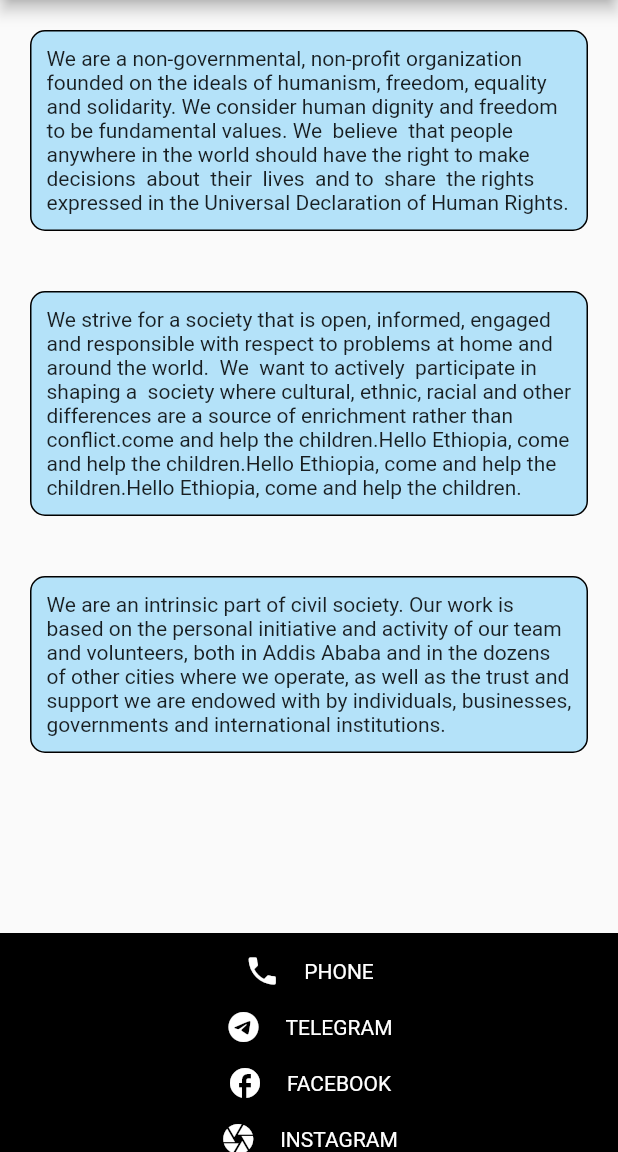
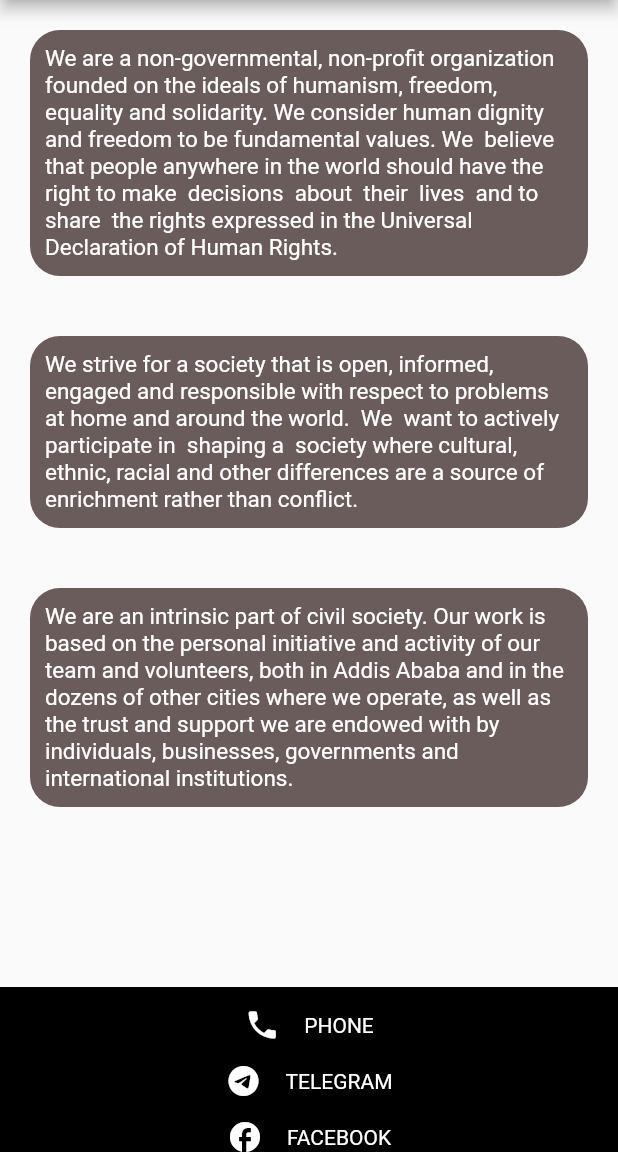
Before and after one commit to TesfayeAdugna/Erdata-App, a Flutter app: the About screen opened directly, on a phone screen of 412 x 824 dp, the part 84-1236 px from its top. Run offline on Flutter 3.47's test engine with Material 2 defaults, Android fonts, the light colour scheme and no system bars; our stand-ins replace dio, dropdown_button2, equatable, flutter_bloc, flutter_secure_storage, go_router; missing offline and left inert: dart:html; accounts and stored records are empty; network calls fail.

Commit message:
updating UI

```diff
--- a/frontend/lib/erdata/screens/about.dart
+++ b/frontend/lib/erdata/screens/about.dart
@@ -24,34 +24,48 @@ class About extends StatelessWidget {
                       margin: EdgeInsets.all(20),
                       padding: EdgeInsets.all(10),
                       decoration: BoxDecoration(
-                        border: Border.all(),
-                        borderRadius: BorderRadius.all(Radius.circular(10)),
-                        color: Color.fromARGB(255, 180, 226, 249),
+                          borderRadius: BorderRadius.all(Radius.circular(20)),
+                          color:
+                              Color.fromARGB(255, 71, 52, 52).withOpacity(0.8)),
+                      child: Text(
+                        "We are a non-governmental, non-profit organization founded on the ideals of humanism, freedom, equality and solidarity. We consider human dignity and freedom to be fundamental values. We  believe  that people anywhere in the world should have the right to make  decisions  about  their  lives  and to  share  the rights expressed in the Universal Declaration of Human Rights.",
+                        style: TextStyle(
+                            fontSize: 15,
+                            fontWeight: FontWeight.w400,
+                            color: Colors.white),
                       ),
-                      child: Text(
-                          "We are a non-governmental, non-profit organization founded on the ideals of humanism, freedom, equality and solidarity. We consider human dignity and freedom to be fundamental values. We  believe  that people anywhere in the world should have the right to make  decisions  about  their  lives  and to  share  the rights expressed in the Universal Declaration of Human Rights."),
                     ),
                     Container(
                       margin: EdgeInsets.all(20),
                       padding: EdgeInsets.all(10),
                       decoration: BoxDecoration(
-                        border: Border.all(),
-                        borderRadius: BorderRadius.all(Radius.circular(10)),
-                        color: Color.fromARGB(255, 180, 226, 249),
+                        borderRadius: BorderRadius.all(Radius.circular(20)),
+                        color: Color.fromARGB(255, 71, 52, 52).withOpacity(0.8),
                       ),
                       child: Text(
-                          "We strive for a society that is open, informed, engaged and responsible with respect to problems at home and around the world.  We  want to actively  participate in  shaping a  society where cultural, ethnic, racial and other differences are a source of enrichment rather than conflict.come and help the children.Hello Ethiopia, come and help the children.Hello Ethiopia, come and help the children.Hello Ethiopia, come and help the children."),
+                        "We strive for a society that is open, informed, engaged and responsible with respect to problems at home and around the world.  We  want to actively  participate in  shaping a  society where cultural, ethnic, racial and other differences are a source of enrichment rather than conflict.",
+                        style: TextStyle(
+                          fontSize: 15,
+                          fontWeight: FontWeight.w400,
+                          color: Colors.white,
+                        ),
+                      ),
                     ),
                     Container(
                       margin: EdgeInsets.all(20),
                       padding: EdgeInsets.all(10),
                       decoration: BoxDecoration(
-                        border: Border.all(),
-                        borderRadius: BorderRadius.all(Radius.circular(10)),
-                        color: Color.fromARGB(255, 180, 226, 249),
+                          borderRadius: BorderRadius.all(Radius.circular(20)),
+                          color:
+                              Color.fromARGB(255, 71, 52, 52).withOpacity(0.8)),
+                      child: Text(
+                        "We are an intrinsic part of civil society. Our work is based on the personal initiative and activity of our team and volunteers, both in Addis Ababa and in the dozens of other cities where we operate, as well as the trust and support we are endowed with by individuals, businesses, governments and international institutions.",
+                        style: TextStyle(
+                          fontSize: 15,
+                          fontWeight: FontWeight.w400,
+                          color: Colors.white,
+                        ),
                       ),
-                      child: Text(
-                          "We are an intrinsic part of civil society. Our work is based on the personal initiative and activity of our team and volunteers, both in Addis Ababa and in the dozens of other cities where we operate, as well as the trust and support we are endowed with by individuals, businesses, governments and international institutions."),
                     ),
                   ],
                 ),
```
